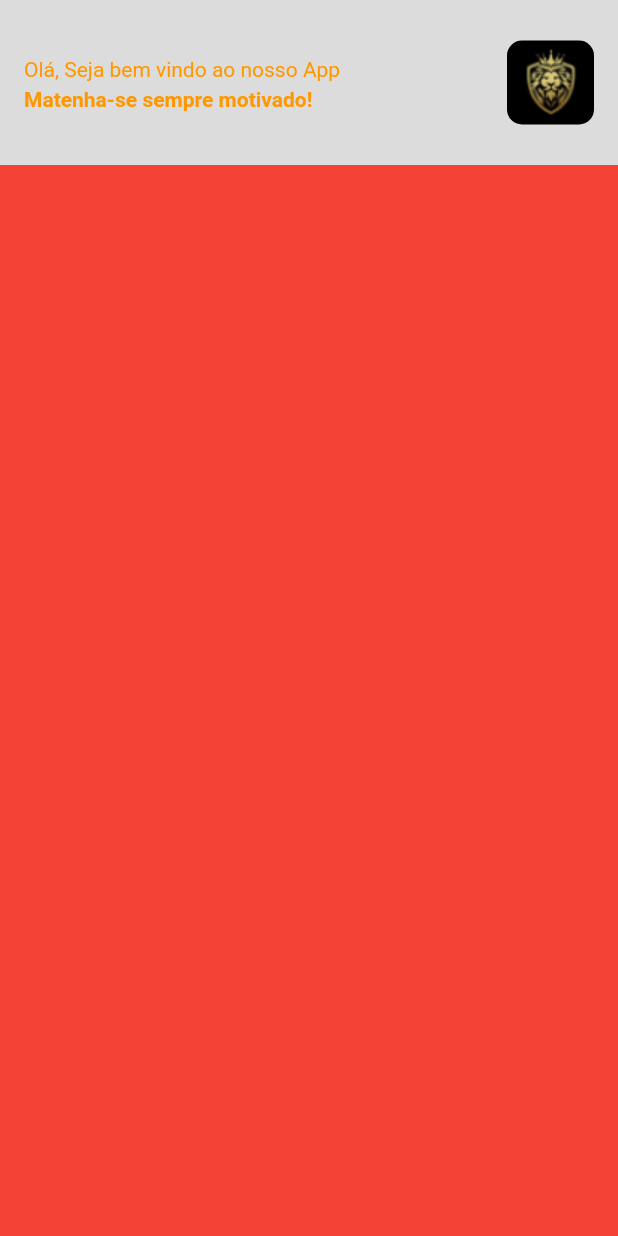
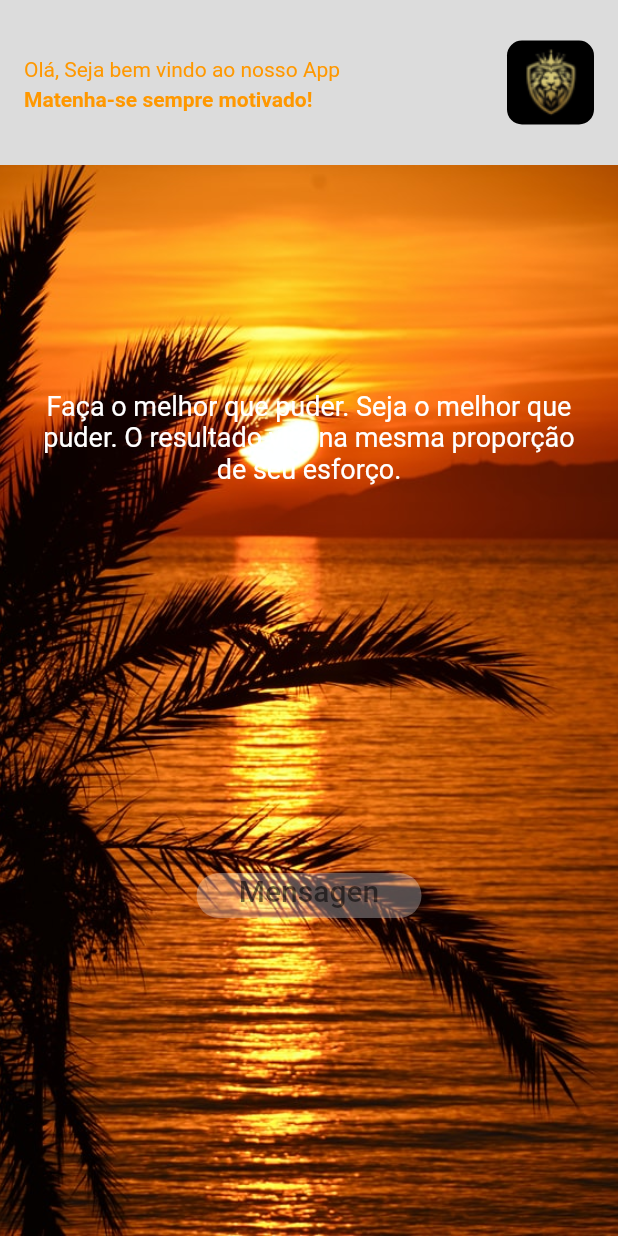
Before and after one commit to BelezaSystem/App-Motivation, a Flutter app: the screen it shows after launch, on a phone screen of 412 x 824 dp. Run offline on Flutter 3.47's test engine with Material 2 defaults, Android fonts, the phone set to English and light mode, and no system bars.

Commit message:
bodyAppF

```diff
--- a/lib/pages/HomePage.dart
+++ b/lib/pages/HomePage.dart
@@ -56,8 +56,58 @@ class _HomePageState extends State<HomePage> {
           ),
         ),
       ),
-      body: Container(
-        color: Colors.red,
+      body: Column(
+        children: [
+          Expanded(
+            flex: 1,
+            child: Stack(
+              children: [
+                Container(
+                  decoration: BoxDecoration(
+                    image: DecorationImage(
+                      image: AssetImage('images/telaDeFundo.jpg'),
+                      fit: BoxFit.cover
+                    )
+                    //child: Image.asset('images/telaDeFundo.jpg', fit: BoxFit.,)
+                  ),
+                ),
+
+                Column(
+                  children: [
+                    Padding(
+                      padding: const EdgeInsets.symmetric(vertical: 150, horizontal: 25),
+                      child: Text("Faça o melhor que puder. Seja o melhor que puder. O resultado virá na mesma proporção de seu esforço.",
+                      textAlign: TextAlign.center,
+                        style: TextStyle(
+                          color: Colors.white,
+                          fontSize: 18,
+                        ),
+                      ),
+                    ),
+                    Padding(
+                      padding: const EdgeInsets.fromLTRB(0, 100, 0, 0),
+                      child: TextButton(onPressed: (){},
+                       child: Container(
+                         height: 30,
+                         width: 150,
+                         decoration: BoxDecoration(
+                           color: Color.fromRGBO(0xFFFFFFF, 0xFFFFFFF, 0xFFFFFFF, 0.3),
+                           borderRadius: BorderRadius.circular(50)
+                         ),
+                         child: Text("Mensagen",
+                            style: TextStyle(
+                              fontSize: 20,
+                              color: Colors.black54,
+                            ),
+                            textAlign: TextAlign.center,
+                          ),
+                       )),
+                    )
+                  ],
+                )
+              ],
+            ),)
+        ],
       ),
     );
   }
```
Also changed, not shown: images/telaDeFundo.jpg (added), lib/funcoes/fazes.dart (added).
